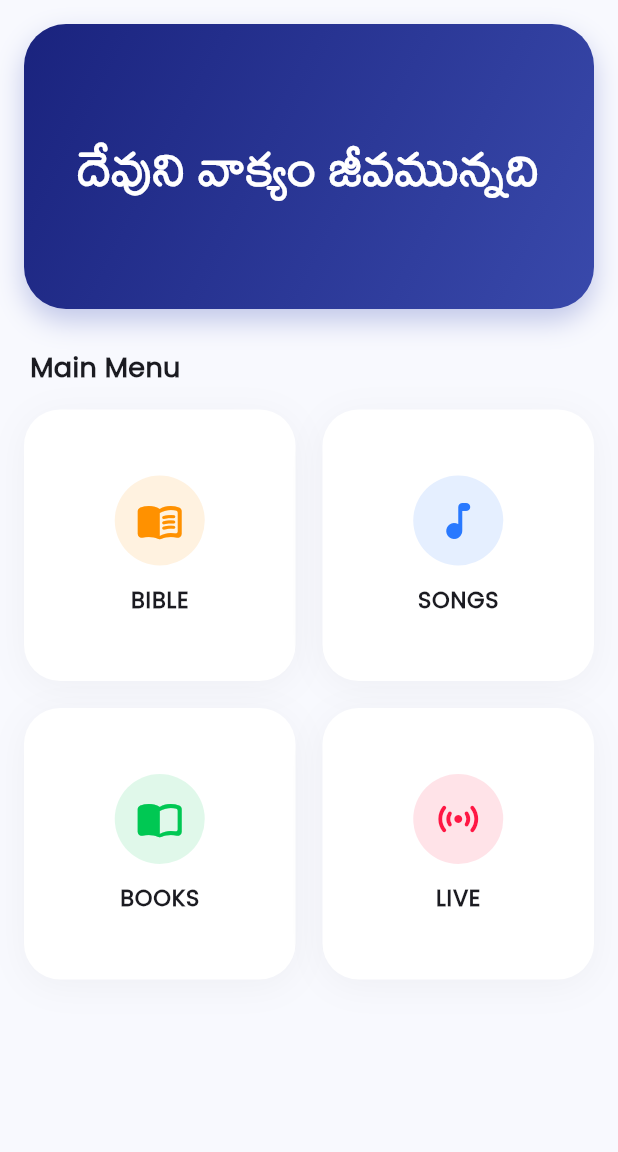
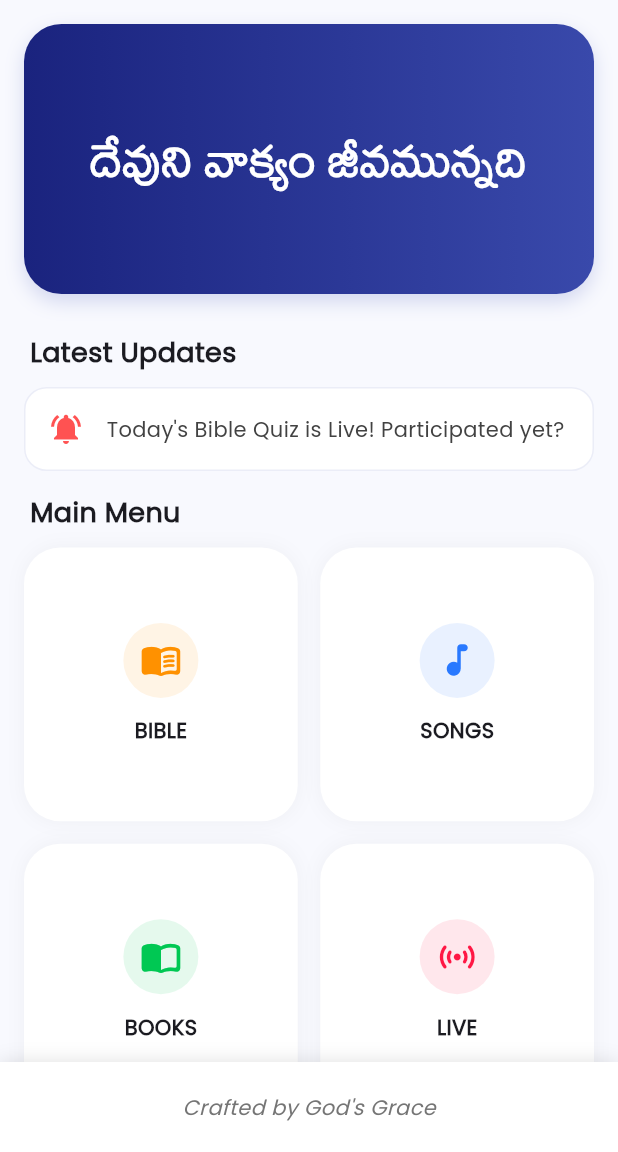
Before and after one commit to worldofgod79-del/wog_apk, a Flutter app: the screen it shows after launch, on a phone screen of 412 x 824 dp, the part 84-1236 px from its top. Run offline on Flutter 3.47's test engine with Material 3 defaults, Android fonts, the phone set to English and light mode, and no system bars.

Commit message:
Update main.dart

```diff
--- a/lib/main.dart
+++ b/lib/main.dart
@@ -15,7 +15,6 @@ class WogApp extends StatelessWidget {
       debugShowCheckedModeBanner: false,
       theme: ThemeData(
         useMaterial3: true,
-        // Global font Poppins ki marchanu
         fontFamily: 'Poppins',
         colorScheme: ColorScheme.fromSeed(seedColor: const Color(0xFF1A237E)),
       ),
@@ -62,60 +61,104 @@ class MainHomePage extends StatelessWidget {
   @override
   Widget build(BuildContext context) {
     return Scaffold(
-      backgroundColor: const Color(0xFFF8F9FE), // Soft background
+      backgroundColor: const Color(0xFFF8F9FE),
       appBar: AppBar(
         title: const Text("WOG APP", style: TextStyle(fontWeight: FontWeight.w700, color: Colors.white)),
         backgroundColor: const Color(0xFF1A237E),
         centerTitle: true,
+        elevation: 2,
         iconTheme: const IconThemeData(color: Colors.white),
       ),
       drawer: _buildDrawer(context),
       body: SingleChildScrollView(
         child: Column(
+          crossAxisAlignment: CrossAxisAlignment.start,
           children: [
             _buildBanner(),
+
+            // DAILY NOTIFICATIONS SECTION
             const Padding(
-              padding: EdgeInsets.only(left: 20, top: 10, bottom: 5),
-              child: Align(alignment: Alignment.centerLeft, child: Text("Main Menu", style: TextStyle(fontSize: 18, fontWeight: FontWeight.w600))),
+              padding: EdgeInsets.symmetric(horizontal: 20, vertical: 10),
+              child: Text("Latest Updates", style: TextStyle(fontSize: 18, fontWeight: FontWeight.w700)),
+            ),
+            _buildNotificationSection(),
+
+            const Padding(
+              padding: EdgeInsets.only(left: 20, top: 15, bottom: 10),
+              child: Text("Main Menu", style: TextStyle(fontSize: 18, fontWeight: FontWeight.w700)),
             ),
             _buildGridMenu(context),
+            const SizedBox(height: 80), // Space for bottom bar
           ],
         ),
+      ),
+      // BOTTOM BAR FOR "CREATED BY GRACE"
+      bottomNavigationBar: Container(
+        height: 60,
+        decoration: BoxDecoration(
+          color: Colors.white,
+          boxShadow: [BoxShadow(color: Colors.black12, blurRadius: 10)],
+        ),
+        child: Center(
+          child: Text(
+            "Crafted by God's Grace",
+            style: TextStyle(fontFamily: 'Poppins', color: Colors.grey[600], fontSize: 14, fontStyle: FontStyle.italic, fontWeight: FontWeight.w500),
+          ),
+        ),
+      ),
+    );
+  }
+
+  Widget _buildNotificationSection() {
+    return Container(
+      margin: const EdgeInsets.symmetric(horizontal: 16),
+      padding: const EdgeInsets.all(15),
+      decoration: BoxDecoration(
+        color: Colors.white,
+        borderRadius: BorderRadius.circular(15),
+        border: Border.all(color: Colors.indigo.withOpacity(0.1)),
+      ),
+      child: Row(
+        children: [
+          const Icon(Icons.notifications_active, color: Colors.redAccent),
+          const SizedBox(width: 15),
+          Expanded(
+            child: Text(
+              "Today's Bible Quiz is Live! Participated yet?",
+              style: TextStyle(fontSize: 14, color: Colors.grey[800]),
+            ),
+          ),
+        ],
       ),
     );
   }
 
   Widget _buildBanner() {
     return Container(
-      height: 190,
+      height: 180,
       width: double.infinity,
       margin: const EdgeInsets.all(16),
       decoration: BoxDecoration(
-        borderRadius: BorderRadius.circular(28),
-        gradient: const LinearGradient(
-          begin: Alignment.topLeft,
-          end: Alignment.bottomRight,
-          colors: [Color(0xFF1A237E), Color(0xFF3949AB)],
-        ),
-        boxShadow: [BoxShadow(color: Colors.indigo.withOpacity(0.3), blurRadius: 15, offset: const Offset(0, 8))],
+        borderRadius: BorderRadius.circular(25),
+        gradient: const LinearGradient(colors: [Color(0xFF1A237E), Color(0xFF3949AB)]),
+        boxShadow: [BoxShadow(color: Colors.indigo.withOpacity(0.2), blurRadius: 10, offset: const Offset(0, 5))],
       ),
       child: const Center(
         child: Text("దేవుని వాక్యం జీవమున్నది",
-          style: TextStyle(fontFamily: 'Mallanna', color: Colors.white, fontSize: 36, fontWeight: FontWeight.bold),
-          textAlign: TextAlign.center),
+          style: TextStyle(fontFamily: 'Mallanna', color: Colors.white, fontSize: 34, fontWeight: FontWeight.bold)),
       ),
     );
   }
 
   Widget _buildGridMenu(BuildContext context) {
     return Padding(
-      padding: const EdgeInsets.symmetric(horizontal: 16, vertical: 10),
+      padding: const EdgeInsets.symmetric(horizontal: 16),
       child: GridView.count(
         shrinkWrap: true,
         physics: const NeverScrollableScrollPhysics(),
         crossAxisCount: 2,
-        crossAxisSpacing: 18,
-        mainAxisSpacing: 18,
+        crossAxisSpacing: 15,
+        mainAxisSpacing: 15,
         children: [
           _menuCard(context, "BIBLE", Icons.menu_book_rounded, const Color(0xFFFF9100), const BibleListScreen()),
           _menuCard(context, "SONGS", Icons.music_note_rounded, const Color(0xFF2979FF), const CommonPlaceholder(title: "Songs")),
@@ -125,7 +168,6 @@ class MainHomePage extends StatelessWidget {
       ),
     );
   }
-
   Widget _menuCard(BuildContext context, String title, IconData icon, Color color, Widget screen) {
     return InkWell(
       onTap: () => Navigator.push(context, MaterialPageRoute(builder: (context) => screen)),
@@ -133,18 +175,14 @@ class MainHomePage extends StatelessWidget {
         decoration: BoxDecoration(
           color: Colors.white,
           borderRadius: BorderRadius.circular(24),
-          boxShadow: [BoxShadow(color: Colors.black.withOpacity(0.04), blurRadius: 20, offset: const Offset(0, 4))],
+          boxShadow: [BoxShadow(color: Colors.black.withOpacity(0.04), blurRadius: 10)],
         ),
         child: Column(
           mainAxisAlignment: MainAxisAlignment.center,
           children: [
-            Container(
-              padding: const EdgeInsets.all(14),
-              decoration: BoxDecoration(color: color.withOpacity(0.12), shape: BoxShape.circle),
-              child: Icon(icon, color: color, size: 32),
-            ),
+            CircleAvatar(radius: 25, backgroundColor: color.withOpacity(0.1), child: Icon(icon, color: color, size: 28)),
             const SizedBox(height: 12),
-            Text(title, style: const TextStyle(fontWeight: FontWeight.w700, fontSize: 15, letterSpacing: 0.5)),
+            Text(title, style: const TextStyle(fontWeight: FontWeight.w700, fontSize: 14)),
           ],
         ),
       ),
@@ -165,8 +203,7 @@ class MainHomePage extends StatelessWidget {
           _drawerTile(Icons.track_changes_rounded, "Tracker"),
           _drawerTile(Icons.audio_file_rounded, "Audio Messages"),
           _drawerTile(Icons.quiz_rounded, "Quiz"),
-          const Divider(indent: 20, endIndent: 20),
-          _drawerTile(Icons.contact_support_rounded, "Contact Us"),
+          const Divider(),
           _drawerTile(Icons.info_rounded, "About Us"),
         ],
       ),
@@ -175,12 +212,14 @@ class MainHomePage extends StatelessWidget {
 
   Widget _drawerTile(IconData icon, String title) {
     return ListTile(
-      leading: Icon(icon, color: const Color(0xFF1A237E), size: 22),
-      title: Text(title, style: const TextStyle(fontWeight: FontWeight.w500, fontSize: 15)),
+      leading: Icon(icon, color: const Color(0xFF1A237E)),
+      title: Text(title, style: const TextStyle(fontWeight: FontWeight.w500)),
       onTap: () {},
     );
   }
 }
+
+// BIBLE LOGIC REMAINS SAME
 class BibleListScreen extends StatefulWidget {
   const BibleListScreen({super.key});
   @override
@@ -195,51 +234,20 @@ class _BibleListScreenState extends State<BibleListScreen> {
     loadBible();
   }
   Future<void> loadBible() async {
-    try {
-      final String res = await rootBundle.loadString('assets/bible.json');
-      final data = json.decode(res);
-      setState(() => _books = data["books"]);
-    } catch (e) { print(e); }
+    final String res = await rootBundle.loadString('assets/bible.json');
+    final data = json.decode(res);
+    setState(() => _books = data["books"]);
   }
   @override
   Widget build(BuildContext context) {
     return Scaffold(
-      appBar: AppBar(title: const Text("Holy Bible"), backgroundColor: const Color(0xFF0D47A1), iconTheme: const IconThemeData(color: Colors.white)),
-      body: ListView.separated(
+      appBar: AppBar(title: const Text("Holy Bible"), backgroundColor: const Color(0xFF1A237E), iconTheme: const IconThemeData(color: Colors.white)),
+      body: ListView.builder(
         itemCount: _books.length,
-        separatorBuilder: (c, i) => const Divider(height: 1),
         itemBuilder: (context, i) => ListTile(
-          leading: const CircleAvatar(backgroundColor: Color(0xFFFF9800), child: Icon(Icons.book, color: Colors.white, size: 18)),
           title: Text(_books[i]["name"], style: const TextStyle(fontFamily: 'Mallanna', fontSize: 24)),
-          trailing: const Icon(Icons.chevron_right, color: Colors.grey),
           onTap: () => Navigator.push(context, MaterialPageRoute(builder: (context) =>
-            ChapterScreen(bookName: _books[i]["name"], chapters: _books[i]["chapters"]))),
-        ),
-      ),
-    );
-  }
-}
-
-class ChapterScreen extends StatelessWidget {
-  final String bookName;
-  final List chapters;
-  const ChapterScreen({super.key, required this.bookName, required this.chapters});
-
-  @override
-  Widget build(BuildContext context) {
-    return Scaffold(
-      appBar: AppBar(title: Text(bookName, style: const TextStyle(fontFamily: 'Mallanna', fontSize: 26))),
-      body: GridView.builder(
-        padding: const EdgeInsets.all(20),
-        gridDelegate: const SliverGridDelegateWithFixedCrossAxisCount(crossAxisCount: 5, mainAxisSpacing: 15, crossAxisSpacing: 15),
-        itemCount: chapters.length,
-        itemBuilder: (context, i) => InkWell(
-          onTap: () => Navigator.push(context, MaterialPageRoute(builder: (context) =>
-            VerseScreen(chapterNum: chapters[i]["chapter"], verses: chapters[i]["verses"]))),
-          child: Container(
-            decoration: BoxDecoration(color: Colors.blue[50], borderRadius: BorderRadius.circular(12), border: Border.all(color: Colors.blue.shade100)),
-            child: Center(child: Text("${chapters[i]["chapter"]}", style: const TextStyle(fontWeight: FontWeight.bold, fontSize: 18))),
-          ),
+            VerseScreen(chapterNum: 1, verses: _books[i]["chapters"][0]["verses"]))), // Example logic
         ),
       ),
     );
@@ -250,22 +258,20 @@ class VerseScreen extends StatelessWidget {
   final int chapterNum;
   final List verses;
   const VerseScreen({super.key, required this.chapterNum, required this.verses});
-
   @override
   Widget build(BuildContext context) {
     return Scaffold(
       appBar: AppBar(title: Text("Chapter $chapterNum")),
       body: ListView.builder(
-        padding: const EdgeInsets.all(20),
+        padding: const EdgeInsets.all(16),
         itemCount: verses.length,
         itemBuilder: (context, i) => Padding(
           padding: const EdgeInsets.only(bottom: 15),
           child: RichText(
             text: TextSpan(
-              style: const TextStyle(color: Colors.black87, fontSize: 20, height: 1.6),
               children: [
-                TextSpan(text: "${verses[i]["number"]}. ", style: const TextStyle(fontFamily: 'Roboto', fontWeight: FontWeight.bold, color: Color(0xFF0D47A1), fontSize: 18)),
-                TextSpan(text: verses[i]["text"], style: const TextStyle(fontFamily: 'Mallanna')),
+                TextSpan(text: "${verses[i]["number"]}. ", style: const TextStyle(color: Colors.blue, fontWeight: FontWeight.bold, fontSize: 18)),
+                TextSpan(text: verses[i]["text"], style: const TextStyle(fontFamily: 'Mallanna', color: Colors.black87, fontSize: 22, height: 1.5)),
               ],
             ),
           ),
@@ -280,6 +286,6 @@ class CommonPlaceholder extends StatelessWidget {
   const CommonPlaceholder({super.key, required this.title});
   @override
   Widget build(BuildContext context) {
-    return Scaffold(appBar: AppBar(title: Text(title)), body: Center(child: Text("$title Section Coming Soon", style: const TextStyle(fontSize: 18))));
+    return Scaffold(appBar: AppBar(title: Text(title)), body: Center(child: Text("$title Section Coming Soon")));
   }
 }
```
